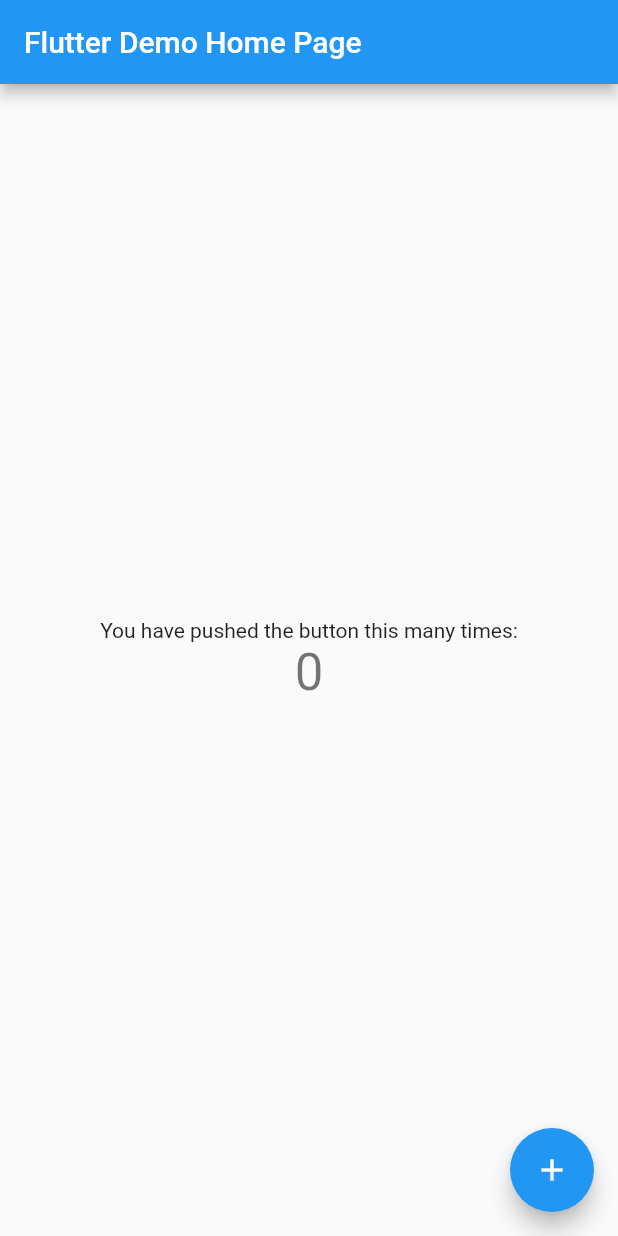
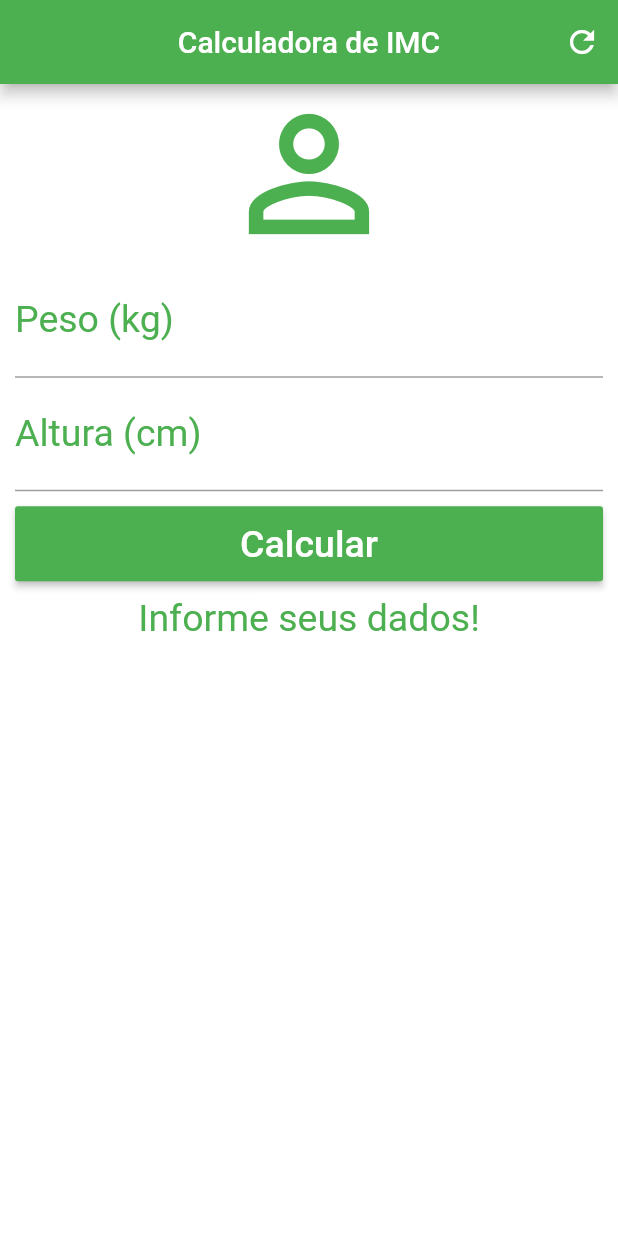
Before and after one commit to betobr12/calcular_IMC-flutter, a Flutter app: the screen it shows after launch, on a phone screen of 412 x 824 dp. Run offline on Flutter 3.47's test engine with Material 2 defaults, Android fonts, the phone set to English and light mode, and no system bars.

Commit message:
final details

```diff
--- a/lib/main.dart
+++ b/lib/main.dart
@@ -1,117 +1,139 @@
 import 'package:flutter/material.dart';
 
 void main() {
-  runApp(MyApp());
+  runApp(MaterialApp(
+    home: Home(),
+  ));
 }
 
-class MyApp extends StatelessWidget {
-  // This widget is the root of your application.
+class Home extends StatefulWidget {
   @override
-  Widget build(BuildContext context) {
-    return MaterialApp(
-      title: 'Flutter Demo',
-      theme: ThemeData(
-        // This is the theme of your application.
-        //
-        // Try running your application with "flutter run". You'll see the
-        // application has a blue toolbar. Then, without quitting the app, try
-        // changing the primarySwatch below to Colors.green and then invoke
-        // "hot reload" (press "r" in the console where you ran "flutter run",
-        // or simply save your changes to "hot reload" in a Flutter IDE).
-        // Notice that the counter didn't reset back to zero; the application
-        // is not restarted.
-        primarySwatch: Colors.blue,
-        // This makes the visual density adapt to the platform that you run
-        // the app on. For desktop platforms, the controls will be smaller and
-        // closer together (more dense) than on mobile platforms.
-        visualDensity: VisualDensity.adaptivePlatformDensity,
-      ),
-      home: MyHomePage(title: 'Flutter Demo Home Page'),
-    );
-  }
+  _HomeState createState() => _HomeState();
 }
 
-class MyHomePage extends StatefulWidget {
-  MyHomePage({Key key, this.title}) : super(key: key);
+class _HomeState extends State<Home> {
+  TextEditingController weightController = TextEditingController();
+  TextEditingController heightController = TextEditingController();
 
-  // This widget is the home page of your application. It is stateful, meaning
-  // that it has a State object (defined below) that contains fields that affect
-  // how it looks.
+  GlobalKey<FormState> _formKey = GlobalKey<FormState>();
 
-  // This class is the configuration for the state. It holds the values (in this
-  // case the title) provided by the parent (in this case the App widget) and
-  // used by the build method of the State. Fields in a Widget subclass are
-  // always marked "final".
+  String _infoText = "Informe seus dados!";
 
-  final String title;
+  void _resetFields(){
+    weightController.text = "";
+    heightController.text = "";
+    setState(() {
+      _infoText = "Informe seus dados";
+      _formKey = GlobalKey<FormState>();
+    });
+  }
 
-  @override
-  _MyHomePageState createState() => _MyHomePageState();
-}
+  void _calculate(){
+    setState(() {
+      double weight = double.parse(weightController.text);
+      double height = double.parse(heightController.text) / 100;
+      double imc = weight / (height * height);
 
-class _MyHomePageState extends State<MyHomePage> {
-  int _counter = 0;
+      if (imc < 18.6) {
+        _infoText = "Abaixo do Peso (${imc.toStringAsPrecision(4)})";
+      } else if (imc >= 18 && imc < 24.9) {
+        _infoText = "Peso Ideal (${imc.toStringAsPrecision(4)})";
+      }
+      else if (imc >= 24.9 && imc < 29.9) {
+        _infoText = "Levemente acima do Peso (${imc.toStringAsPrecision(4)})";
+      }
+      else if (imc >= 29.9 && imc < 34.9) {
+        _infoText = "Obesidade grau I (${imc.toStringAsPrecision(4)})";
+      }
+      else if (imc >= 34.9 && imc < 39.9) {
+        _infoText = "Obesidade grau II (${imc.toStringAsPrecision(4)})";
+      }
+      else if (imc >= 40) {
+        _infoText = "Obesidade grau III (${imc.toStringAsPrecision(4)})";
+      }
+    }
 
-  void _incrementCounter() {
-    setState(() {
-      // This call to setState tells the Flutter framework that something has
-      // changed in this State, which causes it to rerun the build method below
-      // so that the display can reflect the updated values. If we changed
-      // _counter without calling setState(), then the build method would not be
-      // called again, and so nothing would appear to happen.
-      _counter++;
-    });
+    );
+
   }
 
   @override
   Widget build(BuildContext context) {
-    // This method is rerun every time setState is called, for instance as done
-    // by the _incrementCounter method above.
-    //
-    // The Flutter framework has been optimized to make rerunning build methods
-    // fast, so that you can just rebuild anything that needs updating rather
-    // than having to individually change instances of widgets.
     return Scaffold(
-      appBar: AppBar(
-        // Here we take the value from the MyHomePage object that was created by
-        // the App.build method, and use it to set our appbar title.
-        title: Text(widget.title),
-      ),
-      body: Center(
-        // Center is a layout widget. It takes a single child and positions it
-        // in the middle of the parent.
-        child: Column(
-          // Column is also a layout widget. It takes a list of children and
-          // arranges them vertically. By default, it sizes itself to fit its
-          // children horizontally, and tries to be as tall as its parent.
-          //
-          // Invoke "debug painting" (press "p" in the console, choose the
-          // "Toggle Debug Paint" action from the Flutter Inspector in Android
-          // Studio, or the "Toggle Debug Paint" command in Visual Studio Code)
-          // to see the wireframe for each widget.
-          //
-          // Column has various properties to control how it sizes itself and
-          // how it positions its children. Here we use mainAxisAlignment to
-          // center the children vertically; the main axis here is the vertical
-          // axis because Columns are vertical (the cross axis would be
-          // horizontal).
-          mainAxisAlignment: MainAxisAlignment.center,
-          children: <Widget>[
-            Text(
-              'You have pushed the button this many times:',
+        appBar: AppBar(
+            title: Text("Calculadora de IMC"),
+            centerTitle: true,
+            backgroundColor: Colors.green,
+            actions: <Widget>[
+              IconButton(
+                icon: Icon(Icons.refresh),
+                onPressed: _resetFields,
+              )
+            ]),
+        backgroundColor: Colors.white,
+        body: SingleChildScrollView(
+          padding: EdgeInsets.fromLTRB(10.0, 0, 10.0, 0.0),
+          child: Form(
+            key: _formKey,
+            child: Column(
+              crossAxisAlignment: CrossAxisAlignment.stretch,
+              children: <Widget>[
+                Icon(Icons.person_outline, size: 120.0, color: Colors.green),
+                TextFormField(
+                  keyboardType: TextInputType.number,
+                  decoration: InputDecoration(
+                      labelText: "Peso (kg)",
+                      labelStyle: TextStyle(color: Colors.green)),
+                  textAlign: TextAlign.center,
+                  style: TextStyle(color: Colors.green, fontSize: 25.0),
+                  controller: weightController,
+                  validator: (value){
+                      if(value.isEmpty){
+                      return "Insira seu Peso!";
+                    }
+                  }
+
+                ),
+                TextFormField(
+                  keyboardType: TextInputType.number,
+                  decoration: InputDecoration(
+                      labelText: "Altura (cm)",
+                      labelStyle: TextStyle(color: Colors.green)),
+                  textAlign: TextAlign.center,
+                  style: TextStyle(color: Colors.green, fontSize: 25.0),
+                  controller: heightController,
+                    validator: (value){
+                      if(value.isEmpty){
+                        return "Insira sua Altura!";
+                      }
+                    }
+                ),
+                Padding(
+                  padding: EdgeInsets.only(top: 10.0, bottom: 10.0),
+                  child: Container(
+                    height: 50.0,
+                    child: RaisedButton(
+                      onPressed: (){
+                        if(_formKey.currentState.validate()){
+                          _calculate();
+                        }
+                      },
+                      child: Text(
+                        "Calcular",
+                        style: TextStyle(color: Colors.white, fontSize: 25.0),
+                      ),
+                      color: Colors.green,
+                    ),
+                  ),
+                ),
+                Text(
+                  _infoText,
+                  textAlign: TextAlign.center,
+                  style: TextStyle(color: Colors.green, fontSize: 25.0),
+                )
+              ],
             ),
-            Text(
-              '$_counter',
-              style: Theme.of(context).textTheme.headline4,
-            ),
-          ],
-        ),
-      ),
-      floatingActionButton: FloatingActionButton(
-        onPressed: _incrementCounter,
-        tooltip: 'Increment',
-        child: Icon(Icons.add),
-      ), // This trailing comma makes auto-formatting nicer for build methods.
-    );
+          ),
+        ));
   }
 }
```
Also changed, not shown: 1 other file.
